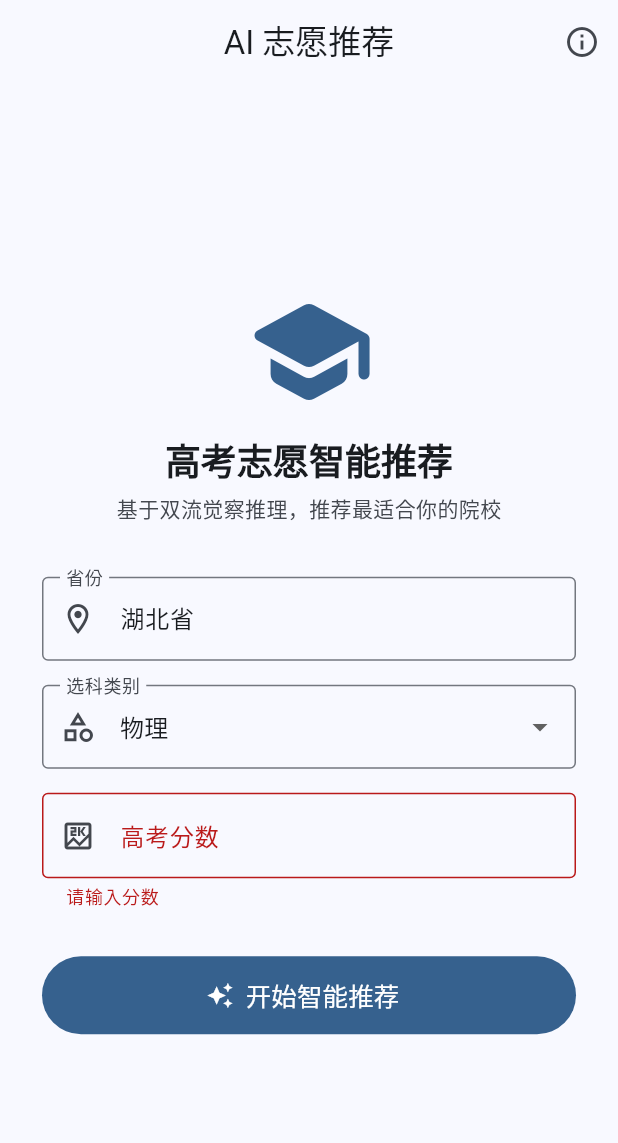
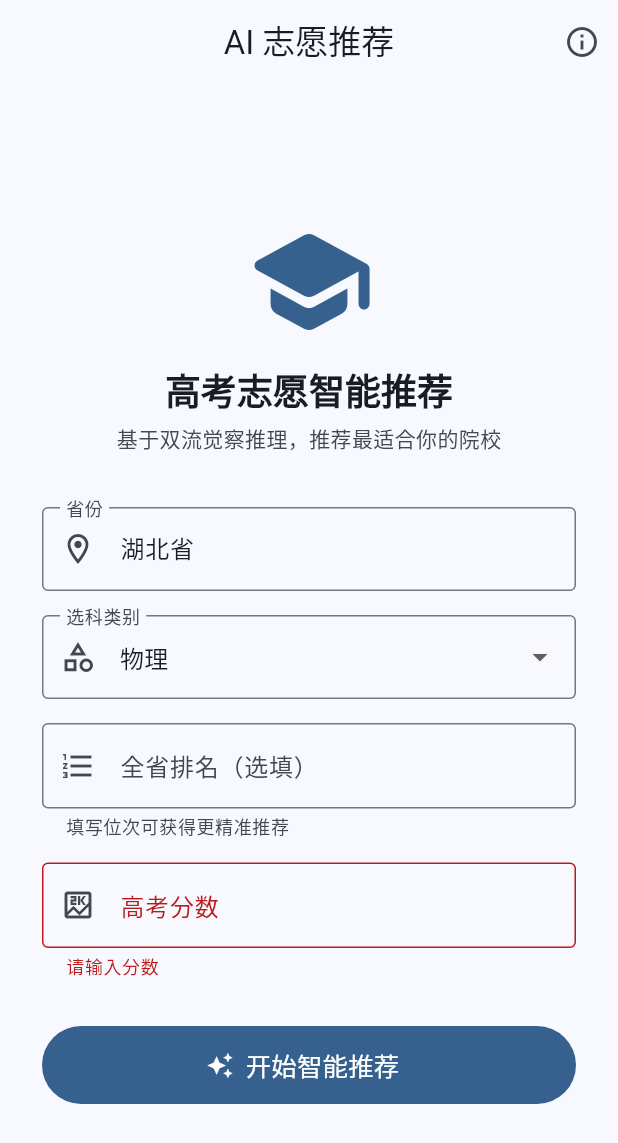
Before and after one commit to malaxiya20250530-glitch/ai_zhiyuan_system, a Flutter app: the screen it shows after launch, after a tap on "开始智能推荐", on a phone screen of 412 x 824 dp. Shown: the top 1143 px of the screen. Run offline on Flutter 3.47's test engine with Material 3 defaults, Android fonts, the phone set to English and light mode, and no system bars; our stand-ins replace shimmer; network calls fail.

Commit message:
✨ 省排名（位次）输入 + 后端位次感知推荐 + 测试40/40

```diff
--- a/app_flutter/lib/api/ai_service.dart
+++ b/app_flutter/lib/api/ai_service.dart
@@ -40,6 +40,7 @@ class AIService {
     required String score,
     String province = '湖北省',
     String subjectType = '物理',
+    String? rank,
   }) async {
     final uri = Uri.parse('$baseUrl/api/v1/recommend');
 
@@ -47,6 +48,7 @@ class AIService {
       'score': int.tryParse(score) ?? 0,
       'province': province,
       'subject_type': subjectType,
+      if (rank != null && rank.isNotEmpty) 'rank': int.tryParse(rank),
     });
 
     http.Response response;
--- a/app_flutter/lib/pages/home.dart
+++ b/app_flutter/lib/pages/home.dart
@@ -15,6 +15,7 @@ class _HomePageState extends State<HomePage> {
   final TextEditingController _provinceController = TextEditingController(
     text: '湖北省',
   );
+  final TextEditingController _rankController = TextEditingController();
 
   String _selectedSubject = '物理';
   bool _loading = false;
@@ -25,59 +26,24 @@ class _HomePageState extends State<HomePage> {
   void dispose() {
     _scoreController.dispose();
     _provinceController.dispose();
+    _rankController.dispose();
     super.dispose();
   }
 
-  Future<void> _submit() async {
+  void _submit() {
     if (!_formKey.currentState!.validate()) return;
-
-    setState(() => _loading = true);
-
-    try {
-      final response = await AIService.recommend(
-        score: _scoreController.text.trim(),
-        province: _provinceController.text.trim(),
-        subjectType: _selectedSubject,
-      );
-
-      if (!mounted) return;
-
-      if (response.isEmpty) {
-        ScaffoldMessenger.of(context).showSnackBar(
-          const SnackBar(content: Text('暂无推荐结果，请稍后再试')),
-        );
-        return;
-      }
 
     Navigator.push(
       context,
       MaterialPageRoute(
         builder: (_) => ResultPage(
-            items: response.items,
           score: _scoreController.text.trim(),
-            meta: response.meta,
+          province: _provinceController.text.trim(),
+          subjectType: _selectedSubject,
+          rank: _rankController.text.trim(),
         ),
       ),
     );
-    } on AIServiceException catch (e) {
-      if (!mounted) return;
-      ScaffoldMessenger.of(context).showSnackBar(
-        SnackBar(
-          content: Text(e.message),
-          backgroundColor: Colors.red.shade700,
-        ),
-      );
-    } catch (e) {
-      if (!mounted) return;
-      ScaffoldMessenger.of(context).showSnackBar(
-        SnackBar(
-          content: Text('未知错误: $e'),
-          backgroundColor: Colors.red.shade700,
-        ),
-      );
-    } finally {
-      if (mounted) setState(() => _loading = false);
-    }
   }
 
   @override
@@ -148,6 +114,26 @@ class _HomePageState extends State<HomePage> {
                   }).toList(),
                   onChanged: (v) {
                     if (v != null) setState(() => _selectedSubject = v);
+                  },
+                ),
+                const SizedBox(height: 16),
+
+                // ── 省排名（位次）输入 ──
+                TextFormField(
+                  controller: _rankController,
+                  keyboardType: TextInputType.number,
+                  decoration: const InputDecoration(
+                    labelText: '全省排名（选填）',
+                    hintText: '例如：5000',
+                    border: OutlineInputBorder(),
+                    prefixIcon: Icon(Icons.format_list_numbered_outlined),
+                    helperText: '填写位次可获得更精准推荐',
+                  ),
+                  validator: (v) {
+                    if (v == null || v.trim().isEmpty) return null;
+                    final n = int.tryParse(v.trim());
+                    if (n == null || n < 1) return '请输入有效位次（正整数）';
+                    return null;
                   },
                 ),
                 const SizedBox(height: 16),
--- a/app_flutter/pubspec.yaml
+++ b/app_flutter/pubspec.yaml
@@ -10,6 +10,7 @@ dependencies:
   flutter:
     sdk: flutter
   http: ^1.2.0
+  shimmer: ^3.0.0
 
 dev_dependencies:
   flutter_test:
```
Also changed, not shown: app_flutter/lib/pages/result.dart (+172 -24 lines), app_flutter/lib/widgets/shimmer_loading.dart (added, +95 -0 lines), 2 other files. Lines whose indentation alone changed are shown as unchanged.
